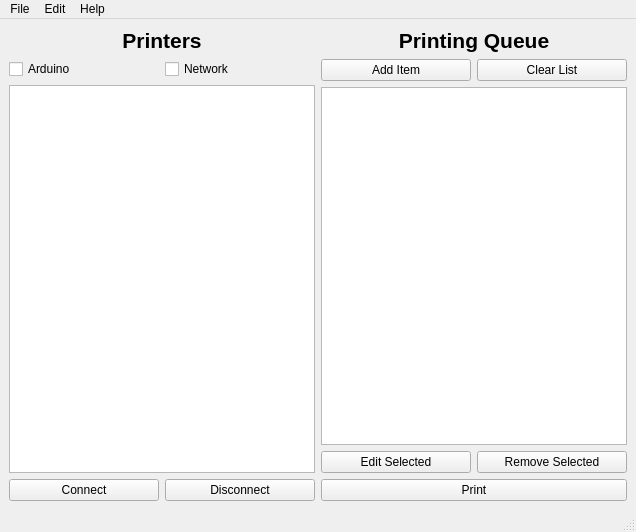
sciencefreak500/3DPrinterSoftware, file UIFiles/PrintProgramUI.ui: the form before one commit.
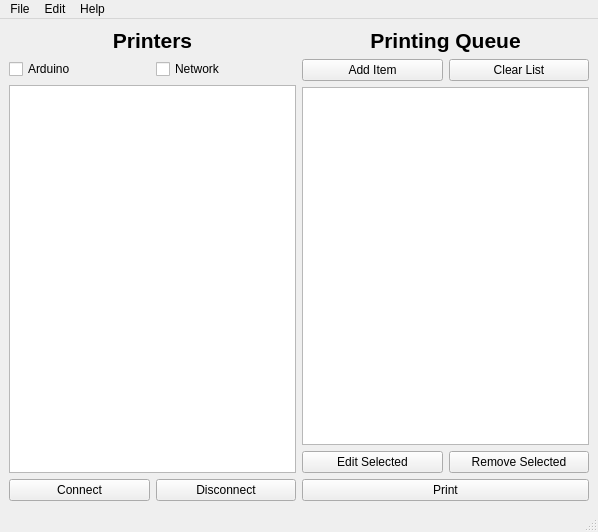
The form after the commit.

Diff of the .ui file:
```diff
--- a/UIFiles/PrintProgramUI.ui
+++ b/UIFiles/PrintProgramUI.ui
@@ -6,7 +6,7 @@
    <rect>
     <x>0</x>
     <y>0</y>
-    <width>636</width>
+    <width>598</width>
     <height>532</height>
    </rect>
   </property>
@@ -220,7 +220,7 @@
     <rect>
      <x>0</x>
      <y>0</y>
-     <width>636</width>
+     <width>598</width>
      <height>25</height>
     </rect>
    </property>
```
Left out of the diff: 7 changed lines with no effect on the pictures.
